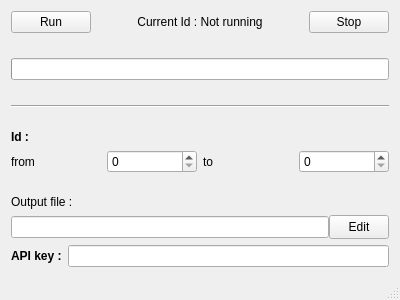
Before: the Qt Designer form mainwindow.ui in AntoineCollot/MovieBot_JSONParseur, drawn with Qt 5.
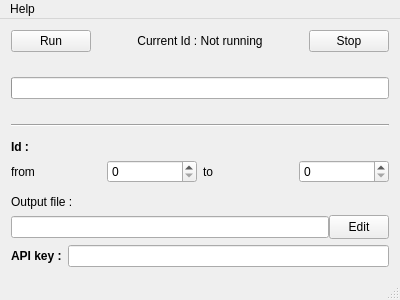
After: the same form once the commit is applied.

Commit message: Added about pages and fixed settings

Patch:
```diff
--- a/mainwindow.ui
+++ b/mainwindow.ui
@@ -235,6 +235,14 @@
      <height>21</height>
     </rect>
    </property>
+   <widget class="QMenu" name="menuFile">
+    <property name="title">
+     <string>Help</string>
+    </property>
+    <addaction name="actionAbout"/>
+    <addaction name="actionAbout_Qt"/>
+   </widget>
+   <addaction name="menuFile"/>
   </widget>
   <widget class="QStatusBar" name="statusBar"/>
  </widget>
```
Left out of the diff: 10 changed lines with no effect on the pictures. The commit also changes 2 other files.
